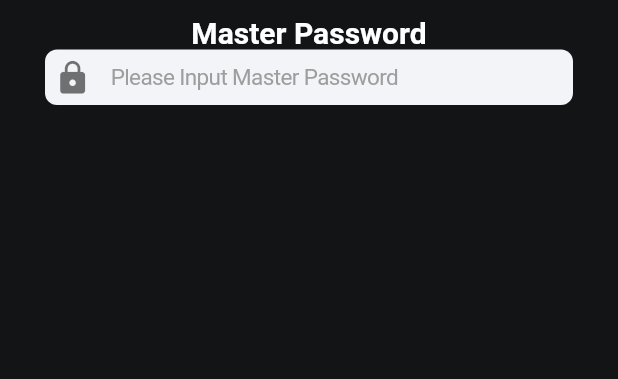
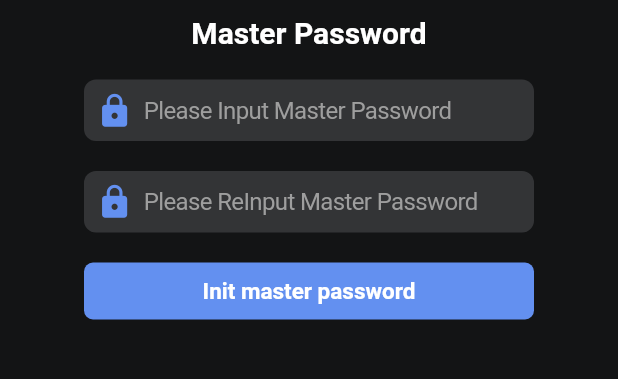
Before and after one commit to zhongxuqi/ipfspass, a Flutter app: the screen it shows after launch, on a phone screen of 412 x 824 dp, the part 210-589 px from its top. Run offline on Flutter 3.47's test engine with Material 2 defaults, Android fonts, the phone set to English and light mode, and no system bars; our stand-ins replace sqflite; accounts and stored records are empty.

Commit message:
login page

```diff
--- a/app/lib/components/LoginFormItem.dart
+++ b/app/lib/components/LoginFormItem.dart
@@ -1,3 +1,4 @@
+import 'package:app/utils/colors.dart';
 import 'package:flutter/material.dart';
 import 'package:flutter/cupertino.dart';
 
@@ -15,16 +16,16 @@ class LoginFormItem extends StatelessWidget {
   Widget build(BuildContext context) {
     return Container(
       decoration: BoxDecoration(
-        color: const Color(0xfff2f4f8),
+        color: ColorUtils.themeLightColor,
         borderRadius: BorderRadius.all(Radius.circular(8.0)),
       ),
       child: Row(
         children: <Widget>[
           Container(
-            padding: EdgeInsets.all(6.0),
+            padding: EdgeInsets.only(top: 8.0, left: 8.0, right: 0.0, bottom: 8.0),
             child: Icon(
               iconData,
-              color: Colors.black54,
+              color: ColorUtils.blue,
               size: 25.0,
             ),
           ),
@@ -38,15 +39,15 @@ class LoginFormItem extends StatelessWidget {
                 placeholder: hintText,
                 placeholderStyle: TextStyle(
                   color: Colors.grey,
-                  fontSize: 15.0,
+                  fontSize: 16.0,
                   textBaseline: TextBaseline.alphabetic,
                 ),
                 decoration: BoxDecoration(
                   color: Colors.transparent,
                 ),
                 style: TextStyle(
-                  color: Colors.black54,
-                  fontSize: 15.0,
+                  color: Colors.white,
+                  fontSize: 16.0,
                   textBaseline: TextBaseline.alphabetic,
                 ),
                 onChanged: (newText) {
@@ -56,7 +57,7 @@ class LoginFormItem extends StatelessWidget {
             ),
           ),
           Container(
-            margin: EdgeInsets.only(right: 5.0),
+            margin: EdgeInsets.only(right: 8.0),
             child: Text(
               errText,
               style: TextStyle(
--- a/app/lib/login.dart
+++ b/app/lib/login.dart
@@ -49,7 +49,10 @@ class LoginPageState extends State<LoginPage> {
                     ),
                   ),
                   Container(
-                    margin: EdgeInsets.only(left: 30.0, right: 30.0, bottom: 10.0),
+                    margin: EdgeInsets.only(top: 20),
+                    alignment: Alignment.center,
+                    child: Container(
+                      width: 300,
                       child: LoginFormItem(
                         iconData: IconFonts.lock,
                         hintText: AppLocalizations.of(context).getLanguageText('register_masterpassword_hint'),
@@ -63,6 +66,53 @@ class LoginPageState extends State<LoginPage> {
                         obscureText: true,
                       ),
                     ),
+                  ),
+                  Container(
+                    margin: EdgeInsets.only(top: 20),
+                    alignment: Alignment.center,
+                    child: Container(
+                      width: 300,
+                      child: LoginFormItem(
+                        iconData: IconFonts.lock,
+                        hintText: AppLocalizations.of(context).getLanguageText('register_remasterpassword_hint'),
+                        textEditCtl: registerReMasterPasswordCtl,
+                        onChanged: (newText) {
+                          setState(() {
+                            registerReMasterPasswordErr = '';
+                          });
+                        },
+                        errText: registerReMasterPasswordErr,
+                        obscureText: true,
+                      ),
+                    ),
+                  ),
+                  Container(
+                    margin: EdgeInsets.only(top: 20),
+                    alignment: Alignment.center,
+                    child: GestureDetector(
+                      child: Container(
+                        width: 300,
+                        padding: EdgeInsets.symmetric(vertical: 10.0),
+                        decoration: BoxDecoration(
+                          color: ColorUtils.blue,
+                          borderRadius: BorderRadius.all(Radius.circular(6.0)),
+                        ),
+                        child: Center(
+                          child: Text(
+                            AppLocalizations.of(context).getLanguageText('init_master_password'),
+                            style: TextStyle(
+                              color: Colors.white,
+                              fontSize: 15.0,
+                              fontWeight: FontWeight.bold,
+                            ),
+                          ),
+                        ),
+                      ),
+                      onTap: () {
+
+                      },
+                    ),
+                  ),
                 ],
               ),
             ),
--- a/app/lib/utils/colors.dart
+++ b/app/lib/utils/colors.dart
@@ -6,4 +6,8 @@ class ColorUtils {
   static const Color themeLightColor = const Color(0xff333436);
 
   static const Color white = Colors.white;
+  static const Color blue = const Color(0xff6390f0);
+  static const Color green = const Color(0xff66be54);
+  static const Color orange = const Color(0xfff57f16);
+  static const Color grey = const Color(0xffa4a5a5);
 }
--- a/app/lib/utils/localization.dart
+++ b/app/lib/utils/localization.dart
@@ -23,6 +23,10 @@ class AppLocalizations {
     "register_masterpassword_hint": {
       "en": "Please Input Master Password",
       "zh": "请输入主密码",
+    },
+    "register_remasterpassword_hint": {
+      "en": "Please ReInput Master Password",
+      "zh": "请重复输入主密码",
     },
   };
 
```
Lines whose indentation alone changed are shown as unchanged.
